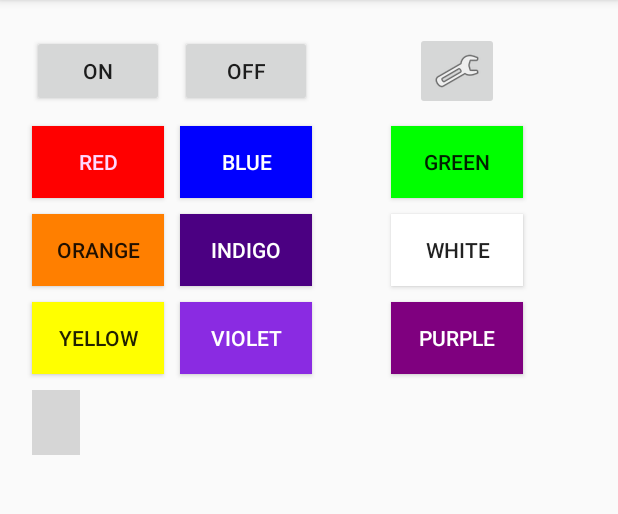
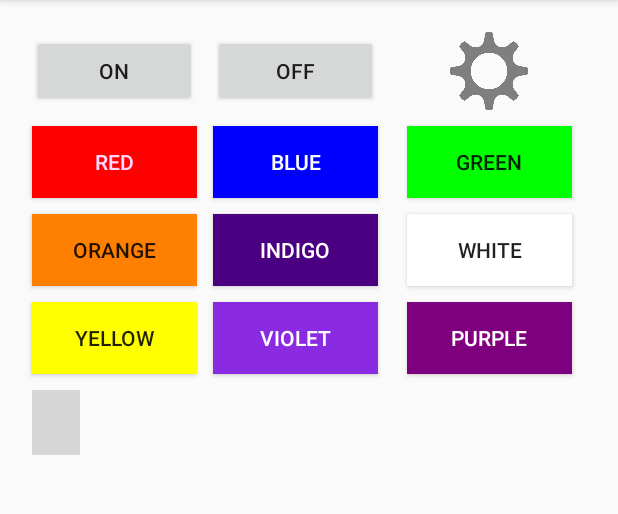
Before and after one commit to josebiro/lampcontrol, an Android app: the screen it shows after launch (MainActivity), on a phone screen of 412 x 824 dp, the part 84-598 px from its top. Run offline under Robolectric (Android 15) with nearby library versions, the phone set to English and light mode, and no system bars; libraries missing offline, so code that uses them is left out: com.rtugeek.android; plain views replace ColorSeekBar; 9 statements that could not run were skipped; grey boxes are pictures that could not be loaded.

Commit message:
Tweaking the layout a little bit. Updating icons.

```diff
--- a/android-client/app/src/main/res/layout/activity_main.xml
+++ b/android-client/app/src/main/res/layout/activity_main.xml
@@ -11,16 +11,20 @@
     tools:context="com.josebiro.lampcontrol.MainActivity">
 
     <GridLayout
-        android:layout_width="match_parent"
-        android:layout_height="match_parent"
+        android:layout_width="fill_parent"
+        android:layout_height="wrap_content"
         android:columnCount="3"
         android:rowCount="6"
-        android:layout_alignParentBottom="true"
-        android:layout_alignParentLeft="true"
-        android:layout_alignParentStart="true">
+        android:layout_alignParentTop="true"
+        android:layout_alignParentRight="true"
+        android:layout_alignParentEnd="true"
+        android:layout_centerInParent="true"
+        android:layout_alignParentStart="false"
+        android:useDefaultMargins="false"
+        android:transitionGroup="false">
 
         <Button
-            android:layout_width="wrap_content"
+            android:layout_width="110dp"
             android:layout_height="wrap_content"
             android:text="On"
             android:id="@+id/btn_lamp_on"
@@ -29,7 +33,7 @@
             android:layout_margin="5dp" />
 
         <Button
-            android:layout_width="wrap_content"
+            android:layout_width="110dp"
             android:layout_height="wrap_content"
             android:text="Off"
             android:id="@+id/btn_lamp_off"
@@ -38,15 +42,18 @@
             android:layout_margin="5dp" />
 
         <ImageButton
-            android:layout_width="wrap_content"
-            android:layout_height="wrap_content"
+            android:layout_width="52dp"
+            android:layout_height="52dp"
             android:id="@+id/btn_settings"
-            android:src="@android:drawable/ic_menu_preferences"
-            android:layout_gravity="center"
-            android:layout_margin="5dp" />
+            android:src="@drawable/gear"
+            android:layout_margin="5dp"
+            android:scaleType="fitCenter"
+            android:adjustViewBounds="true"
+            android:background="@null"
+            android:layout_gravity="center" />
 
         <Button
-            android:layout_width="wrap_content"
+            android:layout_width="110dp"
             android:layout_height="wrap_content"
             android:text="Red"
             android:id="@+id/btn_red"
@@ -59,7 +66,7 @@
             android:textColor="#FFD7FF" />
 
         <Button
-            android:layout_width="wrap_content"
+            android:layout_width="110dp"
             android:layout_height="wrap_content"
             android:text="Blue"
             android:id="@+id/btn_blue"
@@ -71,7 +78,7 @@
             android:textColor="#ffffff" />
 
         <Button
-            android:layout_width="wrap_content"
+            android:layout_width="110dp"
             android:layout_height="wrap_content"
             android:text="Green"
             android:id="@+id/btn_green"
@@ -82,7 +89,7 @@
             android:layout_margin="5dp" />
 
         <Button
-            android:layout_width="wrap_content"
+            android:layout_width="110dp"
             android:layout_height="wrap_content"
             android:text="Orange"
             android:id="@+id/btn_orange"
@@ -93,7 +100,7 @@
             android:layout_margin="5dp" />
 
         <Button
-            android:layout_width="wrap_content"
+            android:layout_width="110dp"
             android:layout_height="wrap_content"
             android:text="Indigo"
             android:id="@+id/btn_indigo"
@@ -105,7 +112,7 @@
             android:textColor="#ffffff" />
 
         <Button
-            android:layout_width="wrap_content"
+            android:layout_width="110dp"
             android:layout_height="wrap_content"
             android:text="White"
             android:id="@+id/btn_white"
@@ -116,7 +123,7 @@
             android:layout_margin="5dp" />
 
         <Button
-            android:layout_width="wrap_content"
+            android:layout_width="110dp"
             android:layout_height="wrap_content"
             android:text="Yellow"
             android:id="@+id/btn_yellow"
@@ -127,7 +134,7 @@
             android:layout_margin="5dp" />
 
         <Button
-            android:layout_width="wrap_content"
+            android:layout_width="110dp"
             android:layout_height="wrap_content"
             android:text="Violet"
             android:id="@+id/btn_violet"
@@ -139,7 +146,7 @@
             android:textColor="#ffffff" />
 
         <Button
-            android:layout_width="wrap_content"
+            android:layout_width="110dp"
             android:layout_height="wrap_content"
             android:text="Purple"
             android:id="@+id/btn_purple"
```
Also changed, not shown: android-client/app/src/main/res/drawable/colorwheel_icon.png (added), android-client/app/src/main/res/drawable/gear.png (added), android-client/app/src/main/res/drawable/web_hi_res_512.png (added), android-client/app/src/main/res/mipmap-hdpi/ic_launcher.png, android-client/app/src/main/res/mipmap-mdpi/ic_launcher.png, android-client/app/src/main/res/mipmap-xhdpi/ic_launcher.png, android-client/app/src/main/res/mipmap-xxhdpi/ic_launcher.png, android-client/app/src/main/res/mipmap-xxxhdpi/ic_launcher.png.
